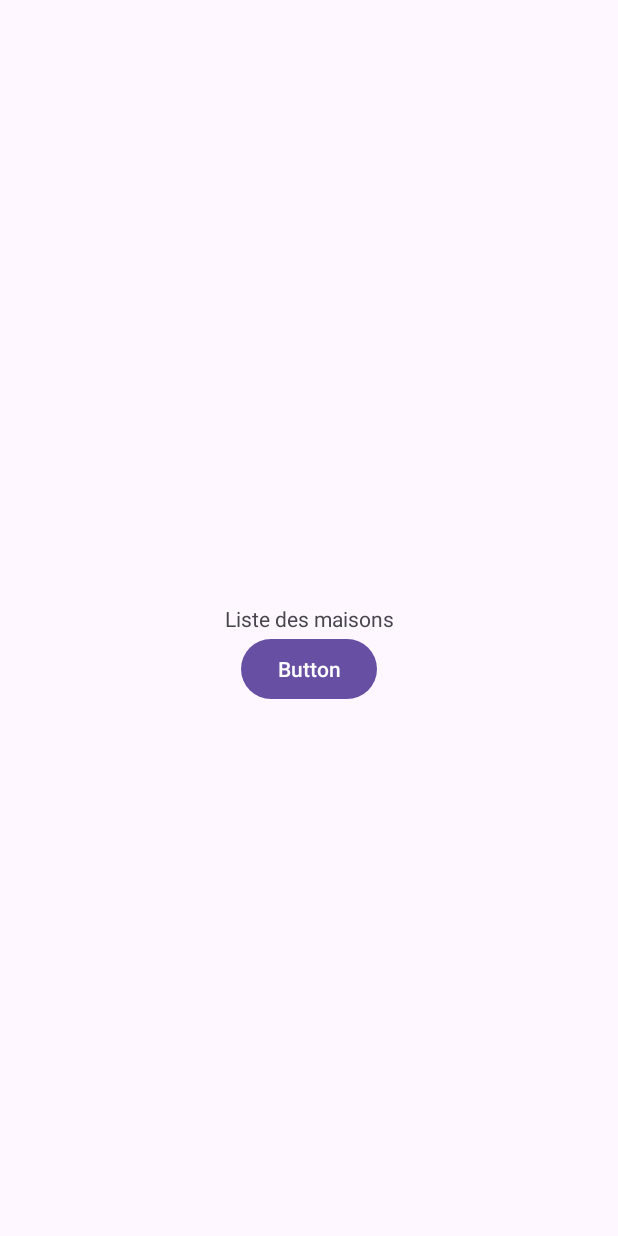
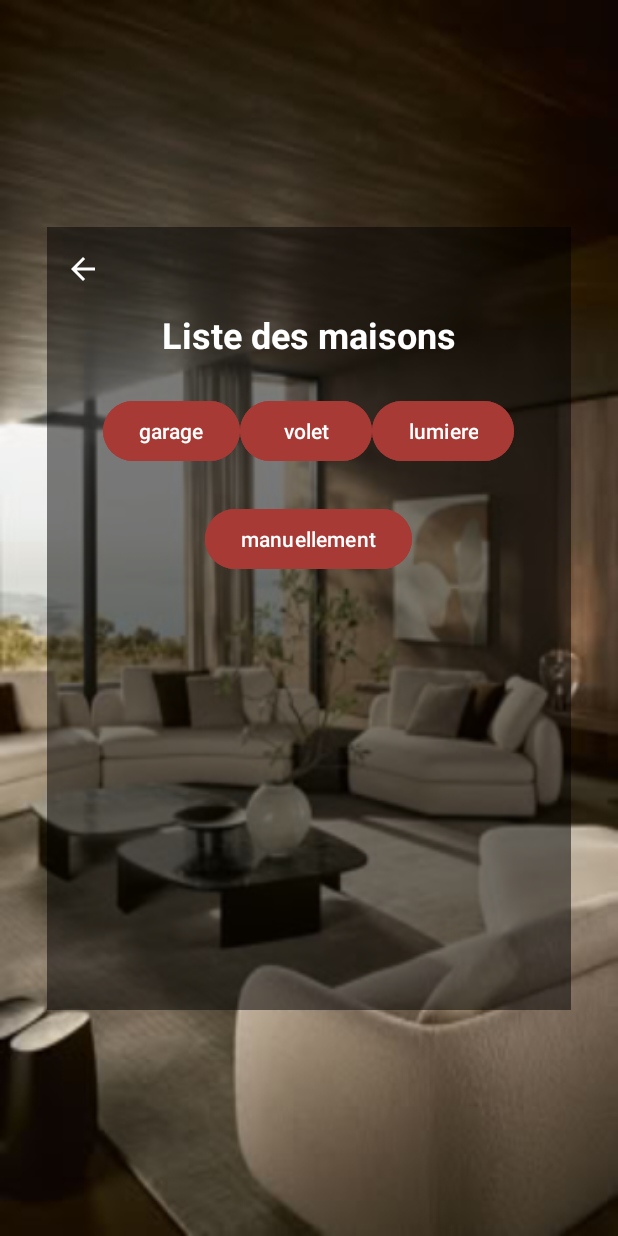
Before and after one commit to maku25/chalet_moderne, an Android app: the HouseDevicesActivity screen opened directly, with no data from a screen before it, on a phone screen of 412 x 824 dp. Run offline under Robolectric (Android 15) with nearby library versions, the phone set to English and light mode, and no system bars; 1 statement that could not run was skipped.

Commit message:
update house activity device xml

```diff
--- a/app/src/main/res/layout/activity_house_devices.xml
+++ b/app/src/main/res/layout/activity_house_devices.xml
@@ -5,26 +5,85 @@
     android:id="@+id/main"
     android:layout_width="match_parent"
     android:layout_height="match_parent"
-    tools:context=".ui.activities.HousesActivity">
+    tools:context=".ui.activities.HousesActivity"
+    android:background="@drawable/background_image">
+
+    <LinearLayout
+        android:layout_width="349dp"
+        android:layout_height="522dp"
+        android:background="#80000000"
+        android:gravity="center"
+        android:orientation="vertical"
+        app:layout_constraintBottom_toBottomOf="parent"
+        app:layout_constraintEnd_toEndOf="parent"
+        app:layout_constraintStart_toStartOf="parent"
+        app:layout_constraintTop_toTopOf="parent">
+
+        <ImageButton
+            android:id="@+id/btnBackHome1"
+            android:layout_width="48dp"
+            android:layout_height="55dp"
+            android:layout_gravity="start"
+            android:background="@android:color/transparent"
+            android:onClick="msg"
+            android:src="@drawable/ic_arrow_back"
+            app:tint="@android:color/white" />
+
+        <LinearLayout
+            android:layout_width="match_parent"
+            android:layout_height="match_parent"
+            android:orientation="vertical">
 
             <TextView
                 android:id="@+id/textView4"
                 android:layout_width="wrap_content"
                 android:layout_height="wrap_content"
+                android:layout_gravity="center"
                 android:text="Liste des maisons"
-        app:layout_constraintBottom_toBottomOf="parent"
-        app:layout_constraintEnd_toEndOf="parent"
-        app:layout_constraintHorizontal_bias="0.5"
-        app:layout_constraintStart_toStartOf="parent"
-        app:layout_constraintTop_toTopOf="parent"
-        app:layout_constraintVertical_bias="0.5" />
+                android:textColor="@color/white"
+                android:textSize="24sp"
+                android:textStyle="bold"/>
+
+            <LinearLayout
+                android:layout_width="wrap_content"
+                android:layout_height="wrap_content"
+                android:layout_gravity="center"
+                android:orientation="horizontal"
+                android:layout_marginTop="24dp">
 
                 <Button
                     android:id="@+id/btnGarage"
                     android:layout_width="wrap_content"
                     android:layout_height="wrap_content"
-        android:text="Button"
-        app:layout_constraintEnd_toEndOf="parent"
-        app:layout_constraintStart_toStartOf="parent"
-        app:layout_constraintTop_toBottomOf="@+id/textView4" />
+                    android:backgroundTint="#A83A36"
+                    android:text="garage" />
+
+                <Button
+                    android:id="@+id/btnvolet"
+                    android:layout_width="wrap_content"
+                    android:layout_height="wrap_content"
+                    android:backgroundTint="#A83A36"
+                    android:text="volet" />
+
+                <Button
+                    android:id="@+id/btnlumiere"
+                    android:layout_width="wrap_content"
+                    android:layout_height="wrap_content"
+                    android:backgroundTint="#A83A36"
+                    android:text="lumiere" />
+
+            </LinearLayout>
+
+            <Button
+                android:id="@+id/btnmanuel"
+                android:layout_width="wrap_content"
+                android:layout_height="wrap_content"
+                android:layout_gravity="center"
+                android:backgroundTint="#A83A36"
+                android:layout_marginTop="24dp"
+                android:text="manuellement" />
+
+        </LinearLayout>
+    </LinearLayout>
+
 </androidx.constraintlayout.widget.ConstraintLayout>
```
Lines whose indentation alone changed are shown as unchanged.
